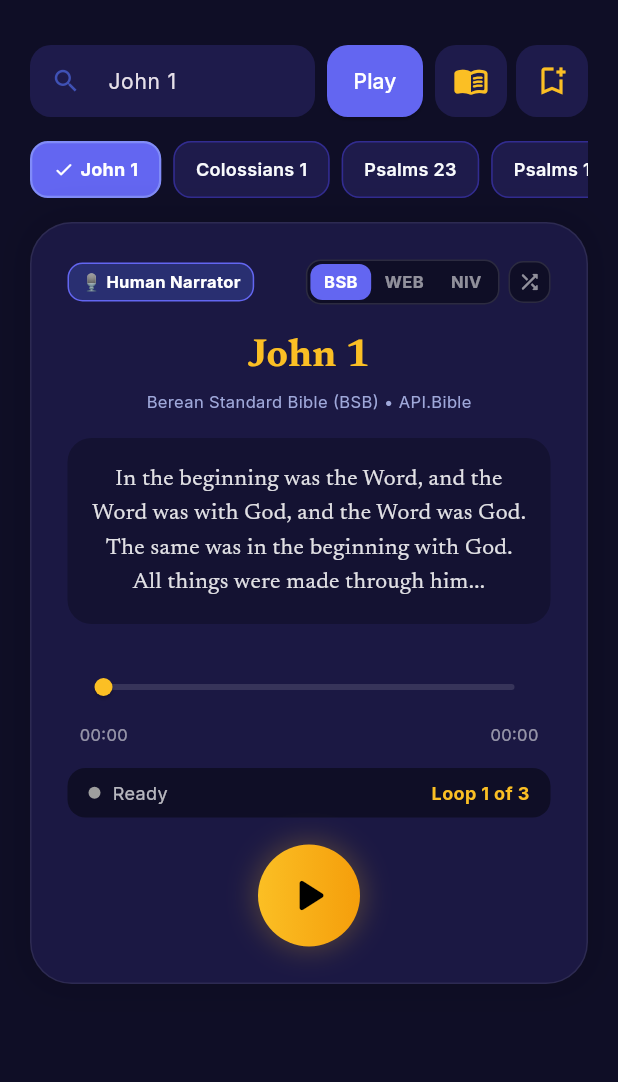
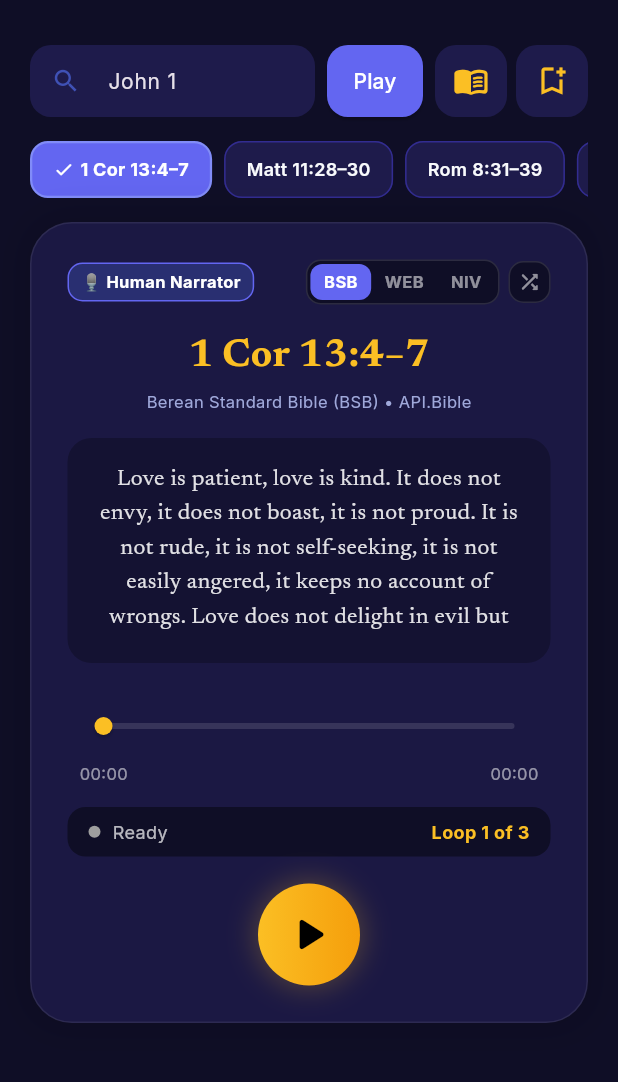
Before and after one commit to neiljaywarner/selah_prototype_audio_13sep2026, a Flutter app: the screen it shows after launch, on a phone screen of 412 x 824 dp, the part 69-1151 px from its top. Run offline on Flutter 3.47's test engine with Material 3 defaults, Android fonts, the phone set to English and light mode, and no system bars; our stand-ins replace dio, flutter_riverpod, flutter_tts, google_fonts, just_audio, shared_preferences and 1 more; missing offline and left inert: aptabase_flutter, marionette_flutter.

Commit message:
feat(#17): streamline preset passage chips to 4 curated passages with WhisperX excerpts

```diff
--- a/lib/src/core/cache/offline_scripture_cache.dart
+++ b/lib/src/core/cache/offline_scripture_cache.dart
@@ -69,9 +69,9 @@ class OfflineScriptureCache {
 
     // Psalms 23
     'BSB.PSA.23':
-        'The LORD is my shepherd; I shall not want. He makes me lie down in green pastures; He leads me beside quiet waters. He restores my soul; He guides me in the paths of righteousness for His name’s sake. Even though I walk through the valley of the shadow of death, I will fear no evil, for You are with me; Your rod and Your staff, they comfort me...',
+        'The LORD is my shepherd; I shall not want. He makes me lie down in green pastures; He leads me beside quiet waters. He restores my soul; He guides me in the paths of righteousness for His name’s sake. Even though I walk through the valley of the shadow of death, I will fear no evil, for You are with me; Your rod and Your staff, they comfort me. You prepare a table before me in the presence of my enemies. You anoint my head with oil; my cup overflows. Surely goodness and mercy will follow me all the days of my life, and I will dwell in the house of the LORD forever.',
     'WEB.PSA.23':
-        'Yahweh is my shepherd: I shall have no lack. He makes me lie down in green pastures. He leads me beside still waters. He restores my soul. He guides me in the paths of righteousness for his name\'s sake. Even though I walk through the valley of the shadow of death, I will fear no evil, for you are with me. Your rod and your staff, they comfort me...',
+        'Yahweh is my shepherd: I shall have no lack. He makes me lie down in green pastures. He leads me beside still waters. He restores my soul. He guides me in the paths of righteousness for his name\'s sake. Even though I walk through the valley of the shadow of death, I will fear no evil, for you are with me. Your rod and your staff, they comfort me. You prepare a table before me in the presence of my enemies. You anoint my head with oil. My cup runs over. Surely goodness and loving kindness shall follow me all the days of my life, and I will dwell in Yahweh\'s house forever.',
 
     // Psalms 126
     'BSB.PSA.126':
@@ -85,13 +85,19 @@ class OfflineScriptureCache {
     'WEB.PHP.4':
         'Rejoice in the Lord always! Again I will say, Rejoice! Let your gentleness be known to all men. The Lord is at hand. In nothing be anxious, but in everything, by prayer and petition with thanksgiving, let your requests be made known to God. And the peace of God, which surpasses all understanding, will guard your hearts and your thoughts in Christ Jesus. Finally, brothers, whatever things are true, whatever things are honorable, whatever things are just, whatever things are pure, whatever things are lovely, whatever things are of good report; if there is any virtue, and if there is any praise, think about these things...',
 
-    // Romans 8
+    // Matthew 11:28–30 (Curated Excerpt)
+    'BSB.MAT.11':
+        'Come to Me, all you who are weary and burdened, and I will give you rest. Take My yoke upon you and learn from Me; for I am gentle and humble in heart, and you will find rest for your souls. For My yoke is easy and My burden is light.',
+    'WEB.MAT.11':
+        'Come to me, all you who labor and are heavily burdened, and I will give you rest. Take my yoke upon you, and learn from me, for I am gentle and humble in heart; and you will find rest for your souls. For my yoke is easy, and my burden is light.',
+
+    // Romans 8:31–39 (Curated Excerpt)
     'BSB.ROM.8':
-        'Therefore, there is now no condemnation for those who are in Christ Jesus. For in Christ Jesus the law of the Spirit of life set you free from the law of sin and death. For what the law was powerless to do in that it was weakened by the flesh, God did by sending His own Son in the likeness of sinful man, as an offering for sin. He condemned sin in the flesh, so that the righteous standard of the law might be fulfilled in us, who do not walk according to the flesh but according to the Spirit...',
+        'What then shall we say in response to these things? If God is for us, who can be against us? He who did not spare His own Son, but gave Him up for us all, how will He not also, along with Him, freely give us all things? Who will bring any charge against God\'s elect? It is God who justifies. Who is there to condemn us? For Christ Jesus, who died, and more than that was raised to life, is at the right hand of God—and He is interceding for us. Who shall separate us from the love of Christ? Shall trouble or distress or persecution or famine or nakedness or danger or sword? As it is written: “For Your sake we face death all day long; we are considered as sheep to be slaughtered.” No, in all these things we are more than conquerors through Him who loved us. For I am convinced that neither death nor life, neither angels nor principalities, neither the present nor the future, nor any powers, neither height nor depth, nor anything else in all creation, will be able to separate us from the love of God that is in Christ Jesus our Lord.',
     'WEB.ROM.8':
-        'There is therefore now no condemnation to those who are in Christ Jesus, who don\'t walk according to the flesh, but according to the Spirit. For the law of the Spirit of life in Christ Jesus made me free from the law of sin and of death. For what the law couldn\'t do, in that it was weak through the flesh, God did, sending his own Son in the likeness of sinful flesh and for sin, he condemned sin in the flesh; that the ordinance of the law might be fulfilled in us, who walk not after the flesh, but after the Spirit...',
+        'What then shall we say about these things? If God is for us, who can be against us? He who didn\'t spare his own Son, but delivered him up for us all, how would he not also with him freely give us all things? Who could bring a charge against God\'s chosen ones? It is God who justifies. Who is he who condemns? It is Christ who died, yes rather, who was raised from the dead, who is at the right hand of God, who also makes intercession for us. Who shall separate us from the love of Christ? Could oppression, or anguish, or persecution, or famine, or nakedness, or peril, or sword? Even as it is written, “For your sake we are killed all day long. We were accounted as sheep for slaughter.” No, in all these things, we are more than conquerors through him who loved us. For I am persuaded, that neither death, nor life, nor angels, nor principalities, nor things present, nor things to come, nor powers, nor height, nor depth, nor any other created thing, will be able to separate us from the love of God, which is in Christ Jesus our Lord.',
 
-    // 1 Corinthians 13
+    // 1 Corinthians 13:4–7 (Curated Excerpt)
     'BSB.1CO.13':
         'Love is patient, love is kind. It does not envy, it does not boast, it is not proud. It is not rude, it is not self-seeking, it is not easily angered, it keeps no account of wrongs. Love does not delight in evil but rejoices with the truth. It bears all things, believes all things, hopes all things, endures all things.',
     'WEB.1CO.13':
--- a/lib/src/features/meditation/domain/chapter_info.dart
+++ b/lib/src/features/meditation/domain/chapter_info.dart
@@ -4,6 +4,7 @@ class ChapterInfo {
   final int chapterNumber;
   final String audioStreamUrl;
   final String textContent;
+  final String? displayTitle;
 
   const ChapterInfo({
     required this.bookCode,
@@ -11,9 +12,10 @@ class ChapterInfo {
     required this.chapterNumber,
     required this.audioStreamUrl,
     required this.textContent,
+    this.displayTitle,
   });
 
-  String get reference => '$bookName $chapterNumber';
+  String get reference => displayTitle ?? '$bookName $chapterNumber';
 
   ChapterInfo copyWith({
     String? bookCode,
@@ -21,6 +23,7 @@ class ChapterInfo {
     int? chapterNumber,
     String? audioStreamUrl,
     String? textContent,
+    String? displayTitle,
   }) =>
       ChapterInfo(
         bookCode: bookCode ?? this.bookCode,
@@ -28,25 +31,37 @@ class ChapterInfo {
         chapterNumber: chapterNumber ?? this.chapterNumber,
         audioStreamUrl: audioStreamUrl ?? this.audioStreamUrl,
         textContent: textContent ?? this.textContent,
+        displayTitle: displayTitle ?? this.displayTitle,
       );
 }
 
 final List<ChapterInfo> kFeaturedChapters = [
   const ChapterInfo(
-    bookCode: 'JHN',
-    bookName: 'John',
-    chapterNumber: 1,
+    bookCode: '1CO',
+    bookName: '1 Corinthians',
+    chapterNumber: 13,
     audioStreamUrl: '',
     textContent:
-        'In the beginning was the Word, and the Word was with God, and the Word was God. The same was in the beginning with God. All things were made through him...',
+        'Love is patient, love is kind. It does not envy, it does not boast, it is not proud. It is not rude, it is not self-seeking, it is not easily angered, it keeps no account of wrongs. Love does not delight in evil but rejoices with the truth. It bears all things, believes all things, hopes all things, endures all things.',
+    displayTitle: '1 Cor 13:4–7',
   ),
   const ChapterInfo(
-    bookCode: 'COL',
-    bookName: 'Colossians',
-    chapterNumber: 1,
+    bookCode: 'MAT',
+    bookName: 'Matthew',
+    chapterNumber: 11,
     audioStreamUrl: '',
     textContent:
-        'Paul, an apostle of Christ Jesus through the will of God, and Timothy our brother, to the saints and faithful brothers in Christ at Colossae: Grace to you and peace from God our Father...',
+        'Come to Me, all you who are weary and burdened, and I will give you rest. Take My yoke upon you and learn from Me; for I am gentle and humble in heart, and you will find rest for your souls. For My yoke is easy and My burden is light.',
+    displayTitle: 'Matt 11:28–30',
+  ),
+  const ChapterInfo(
+    bookCode: 'ROM',
+    bookName: 'Romans',
+    chapterNumber: 8,
+    audioStreamUrl: '',
+    textContent:
+        'What then shall we say in response to these things? If God is for us, who can be against us? He who did not spare His own Son, but gave Him up for us all, how will He not also, along with Him, freely give us all things? Who will bring any charge against God\'s elect? It is God who justifies. Who is there to condemn us? For Christ Jesus, who died, and more than that was raised to life, is at the right hand of God—and He is interceding for us. Who shall separate us from the love of Christ? Shall trouble or distress or persecution or famine or nakedness or danger or sword? As it is written: “For Your sake we face death all day long; we are considered as sheep to be slaughtered.” No, in all these things we are more than conquerors through Him who loved us. For I am convinced that neither death nor life, neither angels nor principalities, neither the present nor the future, nor any powers, neither height nor depth, nor anything else in all creation, will be able to separate us from the love of God that is in Christ Jesus our Lord.',
+    displayTitle: 'Rom 8:31–39',
   ),
   const ChapterInfo(
     bookCode: 'PSA',
@@ -54,38 +69,7 @@ final List<ChapterInfo> kFeaturedChapters = [
     chapterNumber: 23,
     audioStreamUrl: '',
     textContent:
-        'The Lord is my shepherd; I shall not want. He makes me lie down in green pastures. He leads me beside still waters. He restores my soul...',
-  ),
-  const ChapterInfo(
-    bookCode: 'PSA',
-    bookName: 'Psalms',
-    chapterNumber: 126,
-    audioStreamUrl: '',
-    textContent:
-        'When the LORD brought back the captivity of Zion, we were like those who dream. Then our mouth was filled with laughter, and our tongue with singing...',
-  ),
-  const ChapterInfo(
-    bookCode: 'ROM',
-    bookName: 'Romans',
-    chapterNumber: 8,
-    audioStreamUrl: '',
-    textContent:
-        'There is therefore now no condemnation for those who are in Christ Jesus. For the law of the Spirit of life in Christ Jesus has set you free...',
-  ),
-  const ChapterInfo(
-    bookCode: 'PHP',
-    bookName: 'Philippians',
-    chapterNumber: 4,
-    audioStreamUrl: '',
-    textContent:
-        'Rejoice in the Lord always! Again I will say, Rejoice! Let your gentleness be known to all men. The Lord is at hand. In nothing be anxious, but in everything, by prayer and petition with thanksgiving, let your requests be made known to God...',
-  ),
-  const ChapterInfo(
-    bookCode: '1CO',
-    bookName: '1 Corinthians',
-    chapterNumber: 13,
-    audioStreamUrl: '',
-    textContent:
-        'Love is patient, love is kind. Love does not envy. Love does not brag, is not proud, does not behave itself inappropriately, does not seek its own way, is not provoked, takes no account of evil; doesn\'t rejoice in unrighteousness, but rejoices with the truth; bears all things, believes all things, hopes all things, endures all things.',
+        'The LORD is my shepherd; I shall not want. He makes me lie down in green pastures; He leads me beside quiet waters. He restores my soul; He guides me in the paths of righteousness for His name’s sake. Even though I walk through the valley of the shadow of death, I will fear no evil, for You are with me; Your rod and Your staff, they comfort me. You prepare a table before me in the presence of my enemies. You anoint my head with oil; my cup overflows. Surely goodness and mercy will follow me all the days of my life, and I will dwell in the house of the LORD forever.',
+    displayTitle: 'Psalm 23',
   ),
 ];
--- a/lib/src/features/meditation/domain/passage_excerpt.dart
+++ b/lib/src/features/meditation/domain/passage_excerpt.dart
@@ -13,12 +13,14 @@ class PassageExcerpt {
     required this.chapterNumber,
     required this.startVerse,
     required this.endVerse,
+    this.displayTitle,
   });
 
   final String bookCode;
   final int chapterNumber;
   final int startVerse;
   final int endVerse;
+  final String? displayTitle;
 
   /// Returns the curated excerpt for a chapter, or `null` when the chapter
   /// should play in full.
@@ -50,5 +52,32 @@ class PassageExcerpt {
 }
 
 const kCuratedExcerpts = [
-  PassageExcerpt(bookCode: '1CO', chapterNumber: 13, startVerse: 4, endVerse: 7),
+  PassageExcerpt(
+    bookCode: '1CO',
+    chapterNumber: 13,
+    startVerse: 4,
+    endVerse: 7,
+    displayTitle: '1 Cor 13:4–7',
+  ),
+  PassageExcerpt(
+    bookCode: 'MAT',
+    chapterNumber: 11,
+    startVerse: 28,
+    endVerse: 30,
+    displayTitle: 'Matt 11:28–30',
+  ),
+  PassageExcerpt(
+    bookCode: 'ROM',
+    chapterNumber: 8,
+    startVerse: 31,
+    endVerse: 39,
+    displayTitle: 'Rom 8:31–39',
+  ),
+  PassageExcerpt(
+    bookCode: 'PSA',
+    chapterNumber: 23,
+    startVerse: 1,
+    endVerse: 6,
+    displayTitle: 'Psalm 23',
+  ),
 ];
```
Also changed, not shown: assets/timestamps/BSB/MAT_11.json (added, +20 -0 lines), assets/timestamps/BSB/PSA_23.json (added, +38 -0 lines), assets/timestamps/BSB/ROM_8.json (added, +56 -0 lines), lib/src/features/meditation/application/chapter_player_notifier.dart (+8 -1 lines), lib/src/features/meditation/presentation/chapter_player_screen.dart (+7 -3 lines), 7 other files.
